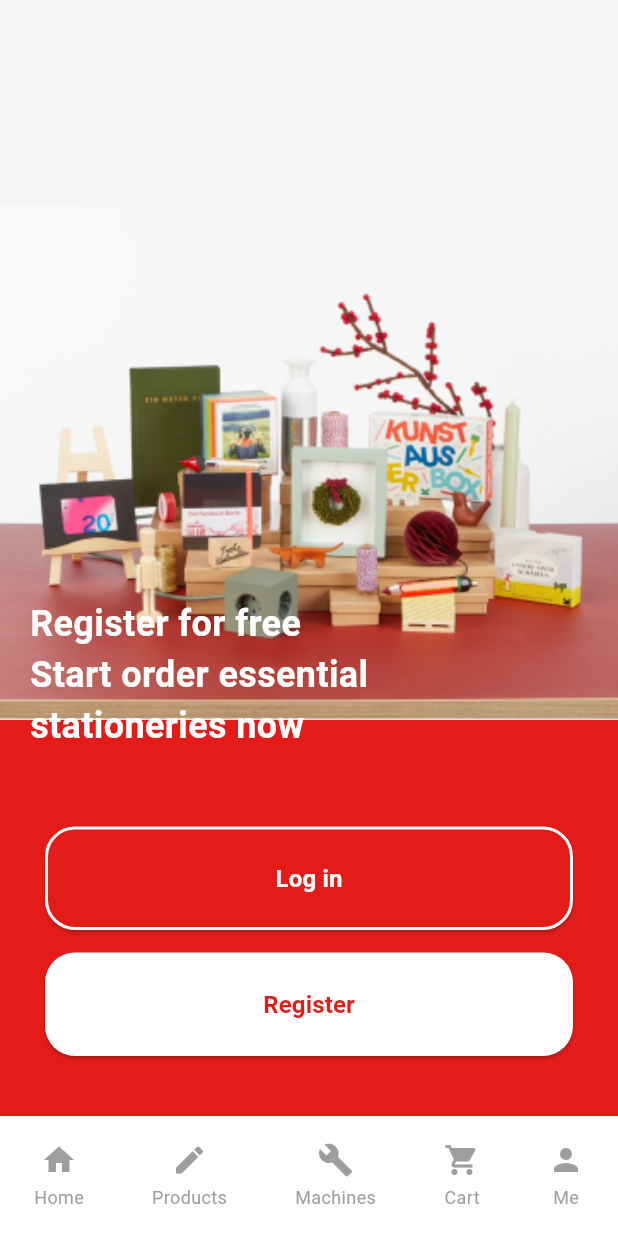
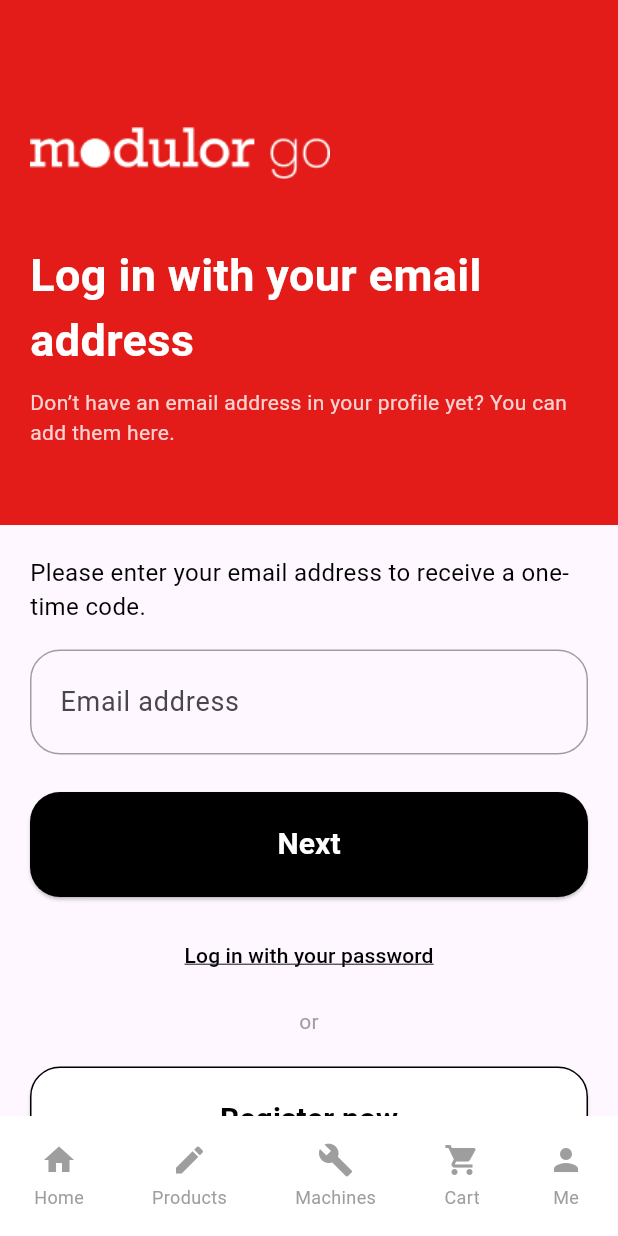
Before and after one commit to MatusOremus123/ModularGO, a Flutter app: the screen it shows after launch, after a tap on "Log in", on a phone screen of 412 x 824 dp. Run offline on Flutter 3.47's test engine with Material 3 defaults, Android fonts, the light colour scheme and no system bars.

Commit message:
new login page and update

```diff
--- a/lib/screens/before_login_screen.dart
+++ b/lib/screens/before_login_screen.dart
@@ -1,4 +1,5 @@
 import 'package:flutter/material.dart';
+import 'login_screen.dart'; // Import the LoginScreen
 
 class BeforeLoginScreen extends StatelessWidget {
   @override
@@ -28,6 +29,17 @@
             ],
           ),
 
+          // Modular Logo at the Top
+          Positioned(
+            top: 100, // Adjust as needed
+            left: 20, // Align slightly from the left
+            child: Image.asset(
+              'assets/ModularRED.png', // Replace with your logo asset path
+              width: 290, // Adjust width as needed
+              fit: BoxFit.contain,
+            ),
+          ),
+
           // Centered Content
           Column(
             mainAxisAlignment: MainAxisAlignment.end,
@@ -55,7 +67,11 @@
                 padding: const EdgeInsets.symmetric(horizontal: 30.0),
                 child: ElevatedButton(
                   onPressed: () {
-                    // Handle login logic
+                    // Navigate to LoginScreen
+                    Navigator.push(
+                      context,
+                      MaterialPageRoute(builder: (context) => LoginScreen()),
+                    );
                   },
                   style: ElevatedButton.styleFrom(
                     foregroundColor: Colors.white, // Text color
--- /dev/null
+++ b/lib/screens/login_screen.dart
@@ -0,0 +1,261 @@
+import 'package:flutter/material.dart';
+
+class LoginScreen extends StatelessWidget {
+  @override
+  Widget build(BuildContext context) {
+    return Scaffold(
+      body: Column(
+        children: [
+          // Main Content
+          Expanded(
+            child: SingleChildScrollView(
+              child: Column(
+                crossAxisAlignment: CrossAxisAlignment.start,
+                children: [
+                  // Top Red Section with Text and Logo
+                  Container(
+                    width: double.infinity,
+                    height: 350, // Adjust height as needed
+                    color: Color(0xFFE31C19), // Red background
+                    child: Padding(
+                      padding: const EdgeInsets.symmetric(horizontal: 20.0),
+                      child: Column(
+                        mainAxisAlignment: MainAxisAlignment.center,
+                        crossAxisAlignment: CrossAxisAlignment.start,
+                        children: [
+                          // Add the PNG logo
+                          Image.asset(
+                            'assets/MODULAR.png', // Replace with your actual PNG asset path
+                            width: 200,
+                            height: 100,
+                            fit: BoxFit.contain,
+                          ),
+                          SizedBox(height: 10), // Reduced spacing to move logo closer to text
+                          Text(
+                            "Log in with your email address",
+                            style: TextStyle(
+                              color: Colors.white,
+                              fontSize: 30,
+                              fontWeight: FontWeight.bold,
+                            ),
+                          ),
+                          SizedBox(height: 10),
+                          Text(
+                            "Don’t have an email address in your profile yet? You can add them here.",
+                            style: TextStyle(
+                              fontSize: 14,
+                              color: Colors.white.withOpacity(0.8),
+                            ),
+                          ),
+                        ],
+                      ),
+                    ),
+                  ),
+                  Padding(
+                    padding: const EdgeInsets.symmetric(horizontal: 20.0),
+                    child: Column(
+                      crossAxisAlignment: CrossAxisAlignment.start,
+                      children: [
+                        SizedBox(height: 20), // Reduced spacing to move content closer to the red border
+
+                        // New Text Above Email Input
+                        Text(
+                          "Please enter your email address to receive a one-time code.",
+                          style: TextStyle(
+                            fontSize: 16,
+                            color: Colors.black,
+                          ),
+                        ),
+                        SizedBox(height: 17),
+
+                        // Email Input Field with Rounded Edges
+                        TextField(
+                          decoration: InputDecoration(
+                            labelText: "Email address",
+                            labelStyle: TextStyle(fontSize: 18), // Larger font size for the label
+                            border: OutlineInputBorder(
+                              borderRadius: BorderRadius.circular(20), // Larger rounded edges
+                            ),
+                            enabledBorder: OutlineInputBorder(
+                              borderRadius: BorderRadius.circular(20),
+                              borderSide: BorderSide(
+                                color: Colors.grey, // Border color when not focused
+                              ),
+                            ),
+                            focusedBorder: OutlineInputBorder(
+                              borderRadius: BorderRadius.circular(20),
+                              borderSide: BorderSide(
+                                color: Colors.black, // Border color when focused
+                              ),
+                            ),
+                            contentPadding: EdgeInsets.symmetric(
+                              vertical: 20, // Increase height
+                              horizontal: 16, // Add horizontal padding
+                            ),
+                          ),
+                          style: TextStyle(fontSize: 20), // Larger input text size
+                        ),
+                        SizedBox(height: 25), // Reduced spacing
+
+                        // Next Button
+                        ElevatedButton(
+                          onPressed: () {
+                            // Handle next logic
+                          },
+                          style: ElevatedButton.styleFrom(
+                            foregroundColor: Colors.white, // Text color
+                            backgroundColor: Colors.black, // Background color
+                            shape: RoundedRectangleBorder(
+                              borderRadius: BorderRadius.circular(20), // Adjustable edges
+                            ),
+                            padding: EdgeInsets.symmetric(vertical: 20), // Increase height
+                            minimumSize: Size(double.infinity, 70), // Full-width button with increased height
+                          ),
+                          child: Center(
+                            child: Text(
+                              "Next",
+                              style: TextStyle(
+                                fontSize: 20,
+                                fontWeight: FontWeight.bold,
+                              ),
+                            ),
+                          ),
+                        ),
+                        SizedBox(height: 15), // Reduced spacing
+
+                        // Alternative Options
+                        Align(
+                          alignment: Alignment.center,
+                          child: Column(
+                            children: [
+                              TextButton(
+                                onPressed: () {
+                                  // Handle login with password
+                                },
+                                child: Text(
+                                  "Log in with your password",
+                                  style: TextStyle(
+                                    fontSize: 14,
+                                    color: Colors.black, // Updated text color to black
+                                    decoration: TextDecoration.underline,
+                                  ),
+                                ),
+                              ),
+                              SizedBox(height: 10),
+                              Text(
+                                "or",
+                                style: TextStyle(
+                                  fontSize: 14,
+                                  color: Colors.grey,
+                                ),
+                              ),
+                              SizedBox(height: 20),
+
+                              // Register Now Button
+                              ElevatedButton(
+                                onPressed: () {
+                                  // Handle register logic
+                                },
+                                style: ElevatedButton.styleFrom(
+                                  foregroundColor: Colors.black, // Text color
+                                  backgroundColor: Colors.white, // White background
+                                  shape: RoundedRectangleBorder(
+                                    borderRadius: BorderRadius.circular(20), // Adjustable edges
+                                    side: BorderSide(color: Colors.black), // Black outline
+                                  ),
+                                  padding: EdgeInsets.symmetric(vertical: 20), // Increase height
+                                  minimumSize: Size(double.infinity, 70), // Full-width button with increased height
+                                ),
+                                child: Center(
+                                  child: Text(
+                                    "Register now",
+                                    style: TextStyle(
+                                      fontSize: 20, // Larger text size
+                                      fontWeight: FontWeight.bold,
+                                    ),
+                                  ),
+                                ),
+                              ),
+                            ],
+                          ),
+                        ),
+                      ],
+                    ),
+                  ),
+                ],
+              ),
+            ),
+          ),
+
+          // Task Bar
+          Container(
+            height: 80,
+            color: Colors.white,
+            child: Row(
+              mainAxisAlignment: MainAxisAlignment.spaceAround,
+              children: [
+                _buildTaskBarItem(
+                  icon: Icons.home,
+                  label: "Home",
+                  onTap: () {
+                    // Navigate to Home Screen
+                  },
+                ),
+                _buildTaskBarItem(
+                  icon: Icons.edit,
+                  label: "Products",
+                  onTap: () {
+                    // Navigate to Products Screen
+                  },
+                ),
+                _buildTaskBarItem(
+                  icon: Icons.build,
+                  label: "Machines",
+                  onTap: () {
+                    // Navigate to Machines Screen
+                  },
+                ),
+                _buildTaskBarItem(
+                  icon: Icons.shopping_cart,
+                  label: "Cart",
+                  onTap: () {
+                    // Navigate to Cart Screen
+                  },
+                ),
+                _buildTaskBarItem(
+                  icon: Icons.person,
+                  label: "Me",
+                  onTap: () {
+                    // Navigate to Profile Screen
+                  },
+                ),
+              ],
+            ),
+          ),
+        ],
+      ),
+    );
+  }
+
+  // Function to build each task bar item
+  Widget _buildTaskBarItem({
+    required IconData icon,
+    required String label,
+    required VoidCallback onTap,
+  }) {
+    return GestureDetector(
+      onTap: onTap,
+      child: Column(
+        mainAxisAlignment: MainAxisAlignment.center,
+        children: [
+          Icon(icon, color: Colors.grey),
+          SizedBox(height: 4),
+          Text(
+            label,
+            style: TextStyle(color: Colors.grey, fontSize: 12),
+          ),
+        ],
+      ),
+    );
+  }
+}
--- a/pubspec.yaml
+++ b/pubspec.yaml
@@ -62,6 +62,7 @@
     -  assets/MODULAR.png
     -  assets/Welcome - 2.png
     -  assets/topPicture.png
+    -  assets/ModularRED.png
   # The following line ensures that the Material Icons font is
   # included with your application, so that you can use the icons in
   # the material Icons class.
```
Also changed, not shown: assets/ModularRED.png (added).
